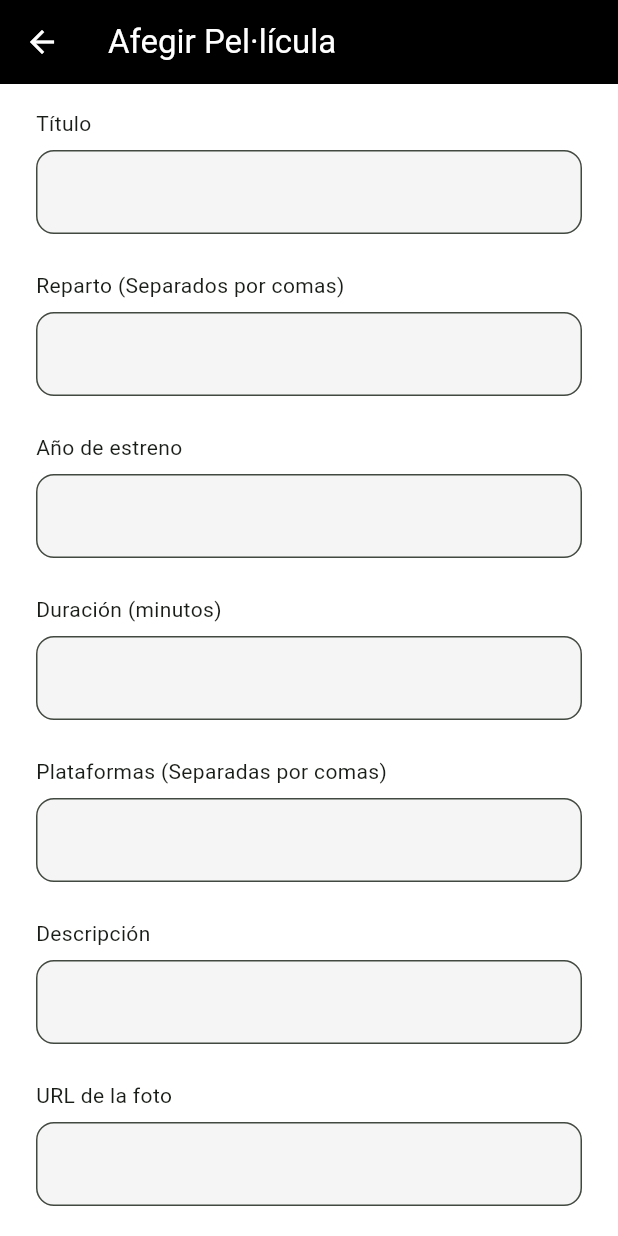
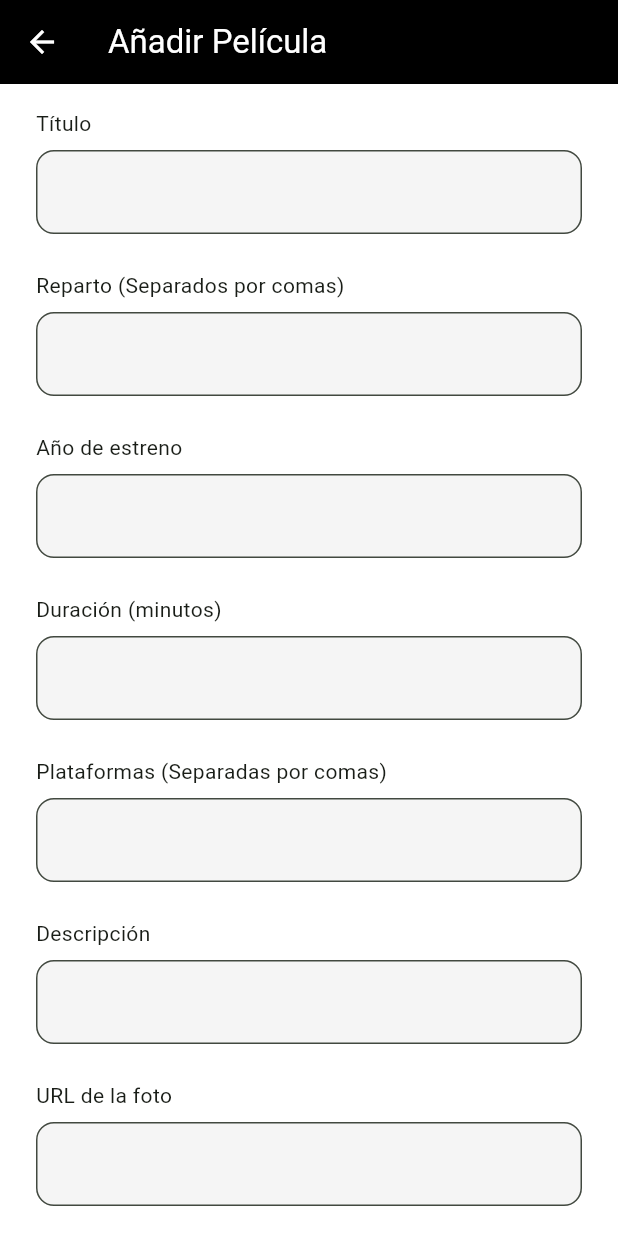
Before and after one commit to ArnauAlti/LIS-CineMate, a Flutter app: the EditarPeliCartelleraScreen screen opened directly, on a phone screen of 412 x 824 dp. Run offline on Flutter 3.47's test engine with Material 3 defaults, Android fonts, the light colour scheme and no system bars; network calls fail.

```diff
--- a/FrontEnd/lib/requests.dart
+++ b/FrontEnd/lib/requests.dart
@@ -339,11 +339,13 @@ Future<List<Map<String, dynamic>>> getCharactersBySearch(String search) async {
       'name': "Eleven",
       'imagePath': "https://images.hdqwalls.com/download/stranger-things-eleven-art-nw-1280x2120.jpg",
       'context': "• Té habilitats psíquiques\n• Desconfia de la gent\n• Parla molt bé dels seus amics",
+      'filmTitle': "Stranger Things",
     },
     {
       'name': "Will",
       'imagePath': "https://i.pinimg.com/originals/ec/6d/59/ec6d59f48c5e8ba9b5021b68c8c401dd.jpg",
       'context': "• S'espanta molt sovint. \n• Desconfia de la gent degut a traumes del passat \n• El va raptar una altra dimensió",
+      'filmTitle': "Stranger Things",
     },
   ];
 }
--- a/FrontEnd/lib/screens/cerca_personatges.dart
+++ b/FrontEnd/lib/screens/cerca_personatges.dart
@@ -94,7 +94,7 @@ class _CercaPersonatgesScreen extends State<CercaPersonatgesScreen> {
           Navigator.push(
             context,
             MaterialPageRoute(
-              builder: (context) => const AfegirPersonatgeScreen(mode: "New"),
+              builder: (context) => const AfegirPersonatgeScreen(mode: "New", ),
             ),
           );
         },
--- a/FrontEnd/lib/screens/editar_pelicula.dart
+++ b/FrontEnd/lib/screens/editar_pelicula.dart
@@ -34,15 +34,10 @@ class _EditarPeliCartelleraScreenState extends State<EditarPeliCartelleraScreen>
   String? genereSeleccionat;
 
   final List<String> tipusOpcions = ["Pel·lícula", "Sèrie"];
-  //TODO: Afegir tots els gèneres necessaris
   final List<String> generesOpcions = [
-    "Terror",
-    "Comèdia",
-    "Romàntica",
-    "Acció",
-    "Drama",
-    "Fantasia",
-    "Ciència-ficció"
+    'Acción', 'Aventura', 'Animación', 'Infantil', 'Comedia', 'Crimen', 'Documental', 'Drama',
+    'Fantasía', 'Terror', 'IMAX', 'Musical', 'Misterio','Cine negro', 'Romance', 'Ciencia ficción',
+    'Suspense', 'Bélico', 'Western',
   ];
 
   @override
@@ -50,7 +45,6 @@ class _EditarPeliCartelleraScreenState extends State<EditarPeliCartelleraScreen>
     super.initState();
     final data = widget.peliData;
 
-    //TODO: Modificar per mostrar info existent de peli o serie per a l'administrador
     titleController = TextEditingController(text: data?["title"] ?? "");
     castController = TextEditingController(text: data?["cast"] ?? "");
     descriptionController =
@@ -82,7 +76,7 @@ class _EditarPeliCartelleraScreenState extends State<EditarPeliCartelleraScreen>
       appBar: AppBar(
         backgroundColor: Colors.black,
         foregroundColor: Colors.white,
-        title: Text(widget.mode == "New" ? "Afegir Pel·lícula" : "Editar Pel·lícula"),
+        title: Text(widget.mode == "New" ? "Añadir Película" : "Editar Película"),
         leading: IconButton(
           icon: const Icon(Icons.arrow_back),
           onPressed: () => Navigator.pop(context),
@@ -167,7 +161,7 @@ class _EditarPeliCartelleraScreenState extends State<EditarPeliCartelleraScreen>
                     ),
                     padding: const EdgeInsets.symmetric(horizontal: 32, vertical: 14),
                   ),
-                  child: Text(widget.mode == "New" ? "Afegir" : "Guardar"),
+                  child: Text(widget.mode == "New" ? "Añadir" : "Guardar"),
                 ),
               ),
               const SizedBox(height: 16),
--- a/FrontEnd/lib/screens/personatges_disponibles.dart
+++ b/FrontEnd/lib/screens/personatges_disponibles.dart
@@ -84,7 +84,6 @@ class _PersonatgesDisponiblesScreen extends State<PersonatgesDisponiblesScreen>
   Widget buildCharacterCard(BuildContext context, Map<String, dynamic> char) {
     final name = char['name'] ?? 'Nom no disponible';
     final imagePath = char['imagePath'] ?? '';
-    final contextInfo = char['context'] ?? '';
 
     return GestureDetector(
       onTap: () {
@@ -92,9 +91,7 @@ class _PersonatgesDisponiblesScreen extends State<PersonatgesDisponiblesScreen>
           context,
           MaterialPageRoute(
             builder: (context) => InfoPersonatge(
-              name: name,
-              imagePath: imagePath,
-              contextInfo: contextInfo,
+              charData: char,
             ),
           ),
         );
```
Also changed, not shown: FrontEnd/lib/screens/afegir_personatge.dart (+11 -9 lines), FrontEnd/lib/screens/info_personatge.dart (+9 -6 lines).
